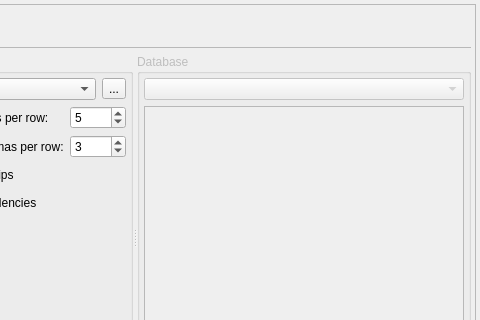
Qt form libpgmodeler_ui/ui/databaseimportform.ui (pgmodeler/pgmodeler) before a commit; both pictures show x 190 to 670 and y 0 to 320 of the 670 by 529 pixel window.
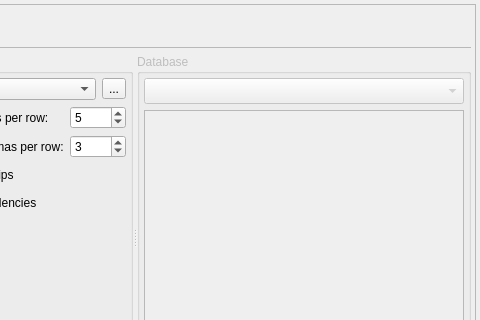
The same form after that commit. Icons and pictures are not drawn.

```diff
--- a/libpgmodeler_ui/ui/databaseimportform.ui
+++ b/libpgmodeler_ui/ui/databaseimportform.ui
@@ -1029,10 +1029,13 @@
                <property name="insertPolicy">
                 <enum>QComboBox::InsertAlphabetically</enum>
                </property>
+               <property name="sizeAdjustPolicy">
+                <enum>QComboBox::AdjustToMinimumContentsLengthWithIcon</enum>
+               </property>
                <property name="iconSize">
                 <size>
-                 <width>20</width>
-                 <height>20</height>
+                 <width>18</width>
+                 <height>18</height>
                 </size>
                </property>
               </widget>
```
